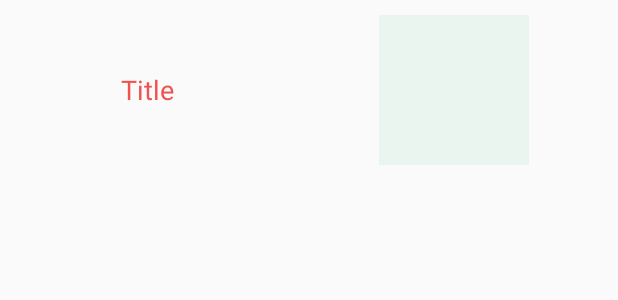
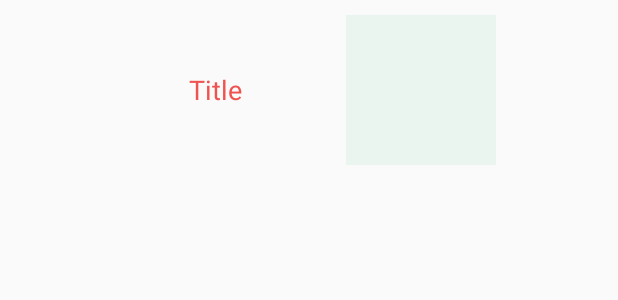
Before and after one commit to edornelles1992/pokeapp, an Android app: the layout type_item.xml on its own in the app's theme, with its tools: preview values and no code run, on a phone screen of 412 x 824 dp. Shown: the top 300 px of the screen. Run offline under Robolectric (Android 15) with nearby library versions, the phone set to English and light mode, and no system bars.

Commit message:
ajustes de layout, refatorações no código e adicionado readme

```diff
--- a/app/src/main/java/com/eduardo/pokeapp/models/Ability.kt
+++ b/app/src/main/java/com/eduardo/pokeapp/models/Ability.kt
@@ -6,7 +6,8 @@ import org.json.JSONArray
 import org.json.JSONObject
 
 /**
- * Class Representing one pokemon's ability
+ * Class Representing one pokemon's ability extends Parcelable
+ * to be able to pass the class object between Activities.
  */
 class Ability() : Parcelable {
 
--- a/app/src/main/java/com/eduardo/pokeapp/models/Movement.kt
+++ b/app/src/main/java/com/eduardo/pokeapp/models/Movement.kt
@@ -5,6 +5,10 @@ import android.os.Parcelable
 import org.json.JSONArray
 import org.json.JSONObject
 
+/**
+ * Class representing a pokemon movement extends Parcelable
+ * to be able to pass the class object between Activities.
+ */
 class Movement : Parcelable {
 
     var name: String? = null
@@ -39,7 +43,7 @@ class Movement : Parcelable {
         }
 
         /**
-         * Convert JSON array of abilities received by request to a ArrayList<Ability>.
+         * Convert JSON array of movements received by request to a ArrayList<Movement>.
          */
         fun mountArrayMovements(data: JSONObject): ArrayList<Movement> {
             val moves = data.getJSONArray("moves")!! as JSONArray
--- a/app/src/main/java/com/eduardo/pokeapp/models/Pokemon.kt
+++ b/app/src/main/java/com/eduardo/pokeapp/models/Pokemon.kt
@@ -6,7 +6,8 @@ import org.json.JSONArray
 import org.json.JSONObject
 
 /**
- * Class representing one Pokemon.
+ * Class representing one Pokemon extends Parcelable
+ * to be able to pass the class object between Activities.
  */
 class Pokemon() : Parcelable {
 
--- a/app/src/main/java/com/eduardo/pokeapp/models/Type.kt
+++ b/app/src/main/java/com/eduardo/pokeapp/models/Type.kt
@@ -31,6 +31,9 @@ class Type {
             return typesList
         }
 
+        /**
+         * Select an specific image to each type.
+         */
         fun getImageType(type: String): String? {
             val typeImage = when (type) {
                 "normal" -> "https://raw.githubusercontent.com/PokeAPI/sprites/master/sprites/pokemon/20.png"
--- a/app/src/main/res/drawable/ic_share_black_24dp.xml
+++ b/app/src/main/res/drawable/ic_share_black_24dp.xml
@@ -1,5 +1,5 @@
-<vector android:height="24dp" android:tint="#263238"
+<vector android:height="34dp" android:tint="#1b95e0"
     android:viewportHeight="24.0" android:viewportWidth="24.0"
-    android:width="24dp" xmlns:android="http://schemas.android.com/apk/res/android">
+    android:width="34dp" xmlns:android="http://schemas.android.com/apk/res/android">
     <path android:fillColor="#FF000000" android:pathData="M18,16.08c-0.76,0 -1.44,0.3 -1.96,0.77L8.91,12.7c0.05,-0.23 0.09,-0.46 0.09,-0.7s-0.04,-0.47 -0.09,-0.7l7.05,-4.11c0.54,0.5 1.25,0.81 2.04,0.81 1.66,0 3,-1.34 3,-3s-1.34,-3 -3,-3 -3,1.34 -3,3c0,0.24 0.04,0.47 0.09,0.7L8.04,9.81C7.5,9.31 6.79,9 6,9c-1.66,0 -3,1.34 -3,3s1.34,3 3,3c0.79,0 1.5,-0.31 2.04,-0.81l7.12,4.16c-0.05,0.21 -0.08,0.43 -0.08,0.65 0,1.61 1.31,2.92 2.92,2.92 1.61,0 2.92,-1.31 2.92,-2.92s-1.31,-2.92 -2.92,-2.92z"/>
 </vector>
--- a/app/src/main/res/layout/type_item.xml
+++ b/app/src/main/res/layout/type_item.xml
@@ -2,8 +2,8 @@
 <LinearLayout xmlns:android="http://schemas.android.com/apk/res/android"
               xmlns:app="http://schemas.android.com/apk/res-auto"
               android:layout_width="match_parent"
-              android:layout_height="match_parent"
-              android:orientation="horizontal"
+              android:layout_height="wrap_content"
+              android:orientation="vertical"
               android:padding="10dp"
               android:weightSum="10">
 
@@ -11,24 +11,33 @@
             android:layout_width="match_parent"
             android:layout_height="wrap_content"
             android:layout_weight="9"
-            android:orientation="vertical">
+            android:orientation="vertical"
+            android:layout_gravity="center">
 
         <TextView
                 android:id="@+id/tvTitle"
-                android:layout_width="wrap_content"
+                android:layout_width="83dp"
                 android:layout_height="wrap_content"
                 android:padding="5dp"
                 android:text="Title"
                 android:textColor="@color/colorPrimary"
                 android:textSize="18sp"
-                android:textAlignment="center" android:layout_alignParentStart="true"
-                android:layout_centerVertical="true" android:layout_marginStart="65dp"/>
+                android:textAlignment="center"
+                android:layout_alignParentStart="true"
+                android:layout_centerVertical="true"
+                android:layout_marginStart="46dp" android:layout_toStartOf="@+id/tvImage"
+                android:layout_marginEnd="0dp"/>
         <ImageView
                 android:layout_width="100dp"
-                android:layout_height="100dp" app:srcCompat="@color/background"
-                android:id="@+id/tvImage" android:layout_weight="9" android:scaleType="fitXY"
+                android:layout_height="100dp"
+                app:srcCompat="@color/background"
+                android:id="@+id/tvImage"
+                android:layout_weight="9"
+                android:scaleType="fitXY"
                 android:layout_alignParentEnd="true"
-                android:layout_alignParentTop="true" android:layout_marginEnd="49dp" android:layout_marginTop="0dp"/>
+                android:layout_alignParentTop="true"
+                android:layout_marginEnd="71dp"
+                android:layout_marginTop="0dp"/>
     </RelativeLayout>
 
 </LinearLayout>
```
Also changed, not shown: app/src/main/java/com/eduardo/pokeapp/activities/MainActivity.kt (+18 -4 lines), app/src/main/java/com/eduardo/pokeapp/activities/PokemonActivity.kt (+17 -14 lines), app/src/main/java/com/eduardo/pokeapp/activities/PokemonListActivity.kt (+17 -9 lines), app/src/main/java/com/eduardo/pokeapp/adapters/TypeAdapter.kt (+0 -7 lines), app/src/main/res/layout/activity_pokemon.xml (+9 -5 lines), 1 other file.
